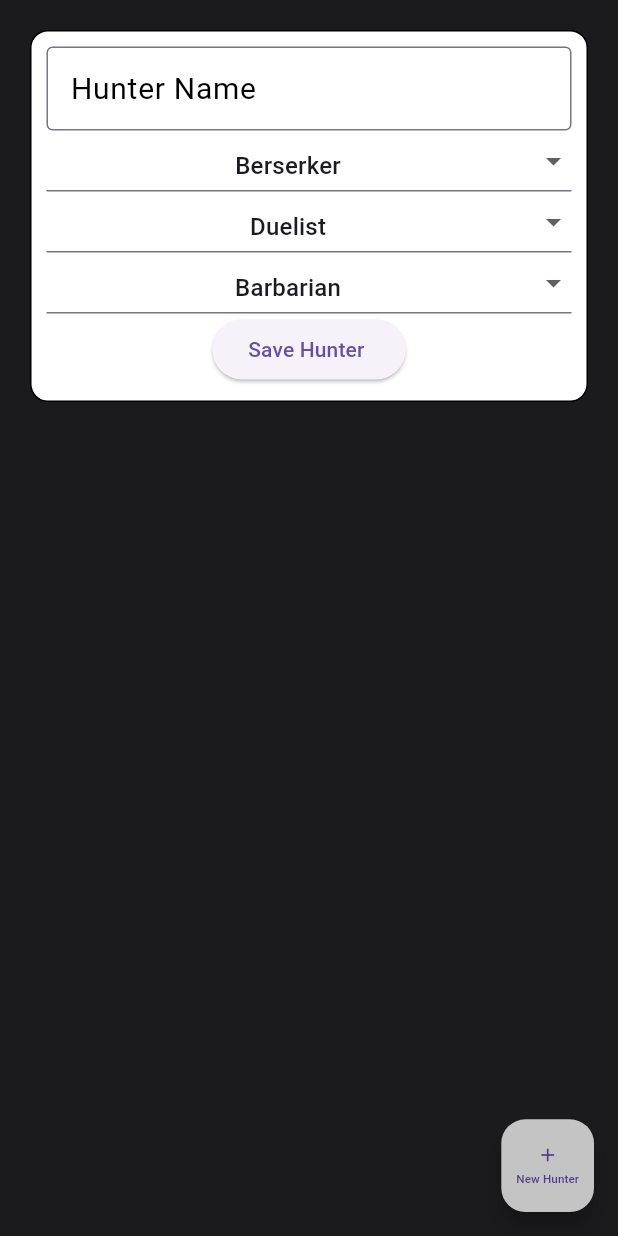
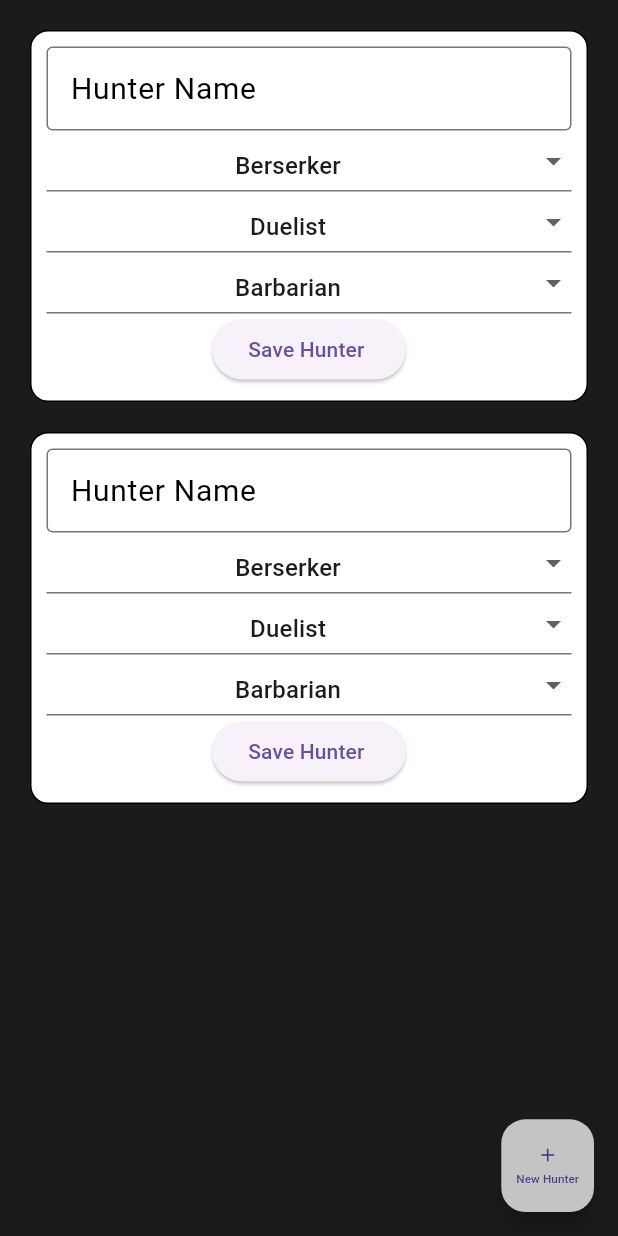
Before and after one commit to xKakima/evil-hunter-tycoon-utilities, a Flutter app: the HunterPage screen opened directly, after a tap on "New Hunter", on a phone screen of 412 x 824 dp. Run offline on Flutter 3.47's test engine with Material 3 defaults, Android fonts, the light colour scheme and no system bars; our stand-ins replace supabase_flutter; accounts and stored records are empty; network calls fail.

Commit message:
feat: Working save and load

```diff
--- a/lib/database/hunters_table.dart
+++ b/lib/database/hunters_table.dart
@@ -1,6 +1,7 @@
-import 'package:evil_hunter_tycoon_utilities/database/stats_table.dart';
+// import 'package:evil_hunter_tycoon_utilities/database/stats_table.dart';
 import 'package:evil_hunter_tycoon_utilities/hunter.dart';
 import 'package:evil_hunter_tycoon_utilities/main.dart';
+import 'package:evil_hunter_tycoon_utilities/utils.dart';
 import 'package:flutter/material.dart';
 import 'package:provider/provider.dart';
 import 'package:supabase_flutter/supabase_flutter.dart';
@@ -18,12 +19,12 @@ Future<PostgrestList> fetchHunters(BuildContext context) async {
       .select('*')
       .eq('user_id', {supabase.auth.currentUser?.id});
 
-  if (hunters.length > 0) {
-    for (var hunter in hunters) {
-      var stats = await fetchHunterStats(hunter['id']);
-      hunter['stats'] = stats;
-    }
-  }
+  // if (hunters.length > 0) {
+  //   for (var hunter in hunters) {
+  //     var stats = await fetchHunterStats(hunter['id']);
+  //     hunter['stats'] = stats;
+  //   }
+  // }
   print("fetchHunters: $hunters");
   return hunters;
 }
@@ -32,35 +33,61 @@ Future<void> upsertHunter(Hunter hunter, context) async {
   var ehtState = Provider.of<EHTState>(context, listen: false);
   print("Supabase current user: ${supabase.auth}");
   var userId = supabase.auth.currentUser?.id;
+  var baseClassId = ehtState.baseClasses?[hunter.baseClass];
+  var secondClassId = ehtState.secondClasses?[hunter.secondClass];
+  var thirdClassId = ehtState.thirdClasses?[hunter.thirdClass];
+
+  print("User ID: $userId");
+  print("Base Class ID: $baseClassId");
+  print("Second Class ID: $secondClassId");
+  print("third classes ${ehtState.thirdClasses}");
+  print("Third Class ID: $thirdClassId");
+
+  // Null Checkers
+  if (userId == null) {
+    ShowErrorDialog(context, "User not found",
+        "There is an error in creating or updating your hunter");
+    return;
+  }
+  if (hunter.name == "") {
+    ShowErrorDialog(context, "Hunter Name must not be empty",
+        "Please enter a name for your hunter");
+    return;
+  }
+  if (baseClassId == null || secondClassId == null || thirdClassId == null) {
+    ShowErrorDialog(context, "Class not found",
+        "There is an error in creating or updating your hunter");
+    return;
+  }
+
   try {
-    //TODO add Classes
     final response = await supabase.from('hunters').upsert(
-      {'user_id': '$userId', 'name': hunter.name, 'base_class': hunter.baseClass, 'second_class': hunter.secondClass, 'third_class': hunter.thirdClass, 'stats': hunter.stats},
+      {
+        'user_id': '$userId',
+        'name': hunter.name,
+        'base_class': baseClassId,
+        'second_class': secondClassId,
+        'third_class': thirdClassId,
+      },
       ignoreDuplicates: false,
     ).select("hunter_id");
     print("responseasdas: $response");
+
+    // List<dynamic> hunters = response['data'];
+    // for (var hunter in hunters) {
+    //   print("Hunter ID: ${hunter['id']}");
+    //   final statResponse = upsertStats(hunter['id'], hunter.stats);
+    //   print(statResponse);
+    // }
+
+    // print(response);
   } catch (e) {
     var errorMessage;
     if (e.toString().contains("unique constraint"))
       errorMessage = "Hunter name already exists";
     else
       errorMessage = e.toString();
-    showDialog(
-      context: context,
-      builder: (BuildContext context) {
-        return AlertDialog(
-          title: Text("Error"),
-          content: Text(errorMessage),
-        );
-      },
-    );
+    ShowErrorDialog(context,
+        "There is an error in creating or updating your hunter", errorMessage);
   }
-
-  // for (var hunter in response['data']) {
-  //   print("Hunter ID: ${hunter['id']}");
-  //   final statResponse = upsertStats(hunter['id'], hunter.stats);
-  //   print(statResponse);
-  // }
-
-  // print(response);
 }
--- a/lib/hunter.dart
+++ b/lib/hunter.dart
@@ -1,4 +1,5 @@
 import 'package:evil_hunter_tycoon_utilities/database/hunters_table.dart';
+import 'package:evil_hunter_tycoon_utilities/main.dart';
 import 'package:flutter/foundation.dart';
 import 'package:flutter/material.dart';
 import 'package:provider/provider.dart';
@@ -34,84 +35,95 @@ class Hunter {
   final String secondClass;
   final String thirdClass;
   HunterType hunterType = HunterType.dps;
-  Map<String, int> stats;
+  // late Map<String, int> stats;
 
   Hunter({
     required this.name,
     required this.baseClass,
     required this.secondClass,
     required this.thirdClass,
-    required this.stats,
+    // required this.stats,
   });
 
-  factory Hunter.fromJson(Map<String, dynamic> json) {
+  factory Hunter.fromJson(Map<String, dynamic> json, EHTState ehtState) {
     print("Parsing Hunter from Json: $json");
+
+    var baseClassKey = ehtState.baseClasses?.keys.firstWhere(
+        (k) => ehtState.baseClasses?[k] == json['base_class'],
+        orElse: () => '');
+    var secondClassKey = ehtState.secondClasses?.keys.firstWhere(
+        (k) => ehtState.secondClasses?[k] == json['second_class'],
+        orElse: () => '');
+    var thirdClassKey = ehtState.thirdClasses?.keys.firstWhere(
+        (k) => ehtState.thirdClasses?[k] == json['third_class'],
+        orElse: () => '');
+    print("Base Class Key: $baseClassKey");
+    print("Second Class Key: $secondClassKey");
+    print("Third Class Key: $thirdClassKey");
     return Hunter(
       name: json['name'],
-      baseClass: json['baseClass'],
-      secondClass: json['secondClass'],
-      thirdClass: json['thirdClass'],
-      stats: Map<String, int>.from(json['stats']),
+      baseClass: baseClassKey!,
+      secondClass: secondClassKey!,
+      thirdClass: thirdClassKey!,
+      // stats: Map<String, int>.from(json['stats']),
     );
+  }
+  @override
+  String toString() {
+    return 'Hunter: {name: $name, baseClass: $baseClass, secondClass: $secondClass, thirdClass: $thirdClass';
   }
 }
 
 class HunterState extends ChangeNotifier {
   late Hunter newHunter;
-
-  int hunterWidgetCount = 0;
-
-  var savedHunters = <Hunter>[];
-
-  void addHunterWidget() {
-    print("Adding Hunter Widget ${hunterWidgetCount}");
-    hunterWidgetCount++;
-    print("New value of hunterWidgetCount: ${hunterWidgetCount}");
-    notifyListeners();
-  }
+  var hunters = <Hunter>[];
 
   void createHunter() {
     var newHunter = Hunter(
-      name: "New Hunter",
-      baseClass: hunterBaseClass[0],
-      secondClass: hunterSecondClass[hunterBaseClass.isNotEmpty
-              ? hunterBaseClass[0]
-              : 'Berserker']?[0] ??
-          'Duelist',
-      thirdClass: hunterThirdClass[hunterBaseClass.isNotEmpty
-              ? hunterBaseClass[0]
-              : 'Berserker']?[0] ??
-          'Swordsaint',
-      stats: {
-        "HP": 0,
-        "Attack": 0,
-        "Defense": 0,
-        "CritChance": 0,
-        "AttackSpeed": 0,
-        "Evasion": 0,
-      },
+      name: "",
+      baseClass: hunterBaseClass.isNotEmpty ? hunterBaseClass[0] : 'Beserker',
+      secondClass: hunterBaseClass.isNotEmpty &&
+              hunterSecondClass.containsKey(hunterBaseClass[0]) &&
+              hunterSecondClass[hunterBaseClass[0]]!.isNotEmpty
+          ? hunterSecondClass[hunterBaseClass[0]]![0]
+          : 'Duelist',
+      thirdClass: hunterBaseClass.isNotEmpty &&
+              hunterThirdClass.containsKey(hunterBaseClass[0]) &&
+              hunterThirdClass[hunterBaseClass[0]]!.isNotEmpty
+          ? hunterThirdClass[hunterBaseClass[0]]![0]
+          : 'Swordsaint',
+      // stats: {
+      //   "HP": 0,
+      //   "Attack": 0,
+      //   "Defense": 0,
+      //   "CritChance": 0,
+      //   "AttackSpeed": 0,
+      //   "Evasion": 0,
+      // },
     );
 
-    savedHunters.add(newHunter);
-    print("SavedHunters: $savedHunters");
+    hunters.add(newHunter);
+    print("hunters: $hunters");
     notifyListeners();
+    print("Length of hunters: ${hunters.length}");
     if (kDebugMode) {
       print("Created Hunter");
     }
   }
 
-  void saveHuntersFromDatabase(hunters) {
-    print("hunters from db ${hunters}");
-    savedHunters = hunters;
+  void saveHuntersFromDatabase(_hunters) {
+    print("hunters from db ${_hunters}");
+    hunters = _hunters;
+    print("Length of hunters: ${hunters.length}");
     notifyListeners();
     if (kDebugMode) {
       print("Saved Hunter");
     }
   }
 
-  void saveHunter(hunter, context) {
-    // savedHunters.add(hunter);
-    upsertHunter(hunter, context);
+  void saveHunter(_hunter, index, context) {
+    hunters[index] = _hunter;
+    upsertHunter(_hunter, context);
     notifyListeners();
   }
 }
@@ -128,6 +140,25 @@ class HunterItemState with ChangeNotifier {
     secondClassDropDownValue = hunterSecondClass[baseClassDropDownValue]![0];
     thirdClassDropDownValue = hunterThirdClass[baseClassDropDownValue]![0];
     notifyListeners();
+  }
+
+  void updateItemStateValues(index, BuildContext context) {
+    print("Index: $index");
+    var hunterState = context.watch<HunterState>();
+    print("Hunters Length: ${hunterState.hunters.length}");
+    if (index < hunterState.hunters.length) {
+      print("Updating Item State Values");
+      name = hunterState.hunters[index].name;
+      baseClassDropDownValue = hunterState.hunters[index].baseClass;
+      secondClassDropDownValue = hunterState.hunters[index].secondClass;
+      thirdClassDropDownValue = hunterState.hunters[index].thirdClass;
+
+      print("🟢 Name: $name");
+      print("🔵 Base Class: $baseClassDropDownValue");
+      print("🟡 Second Class: $secondClassDropDownValue");
+      print("🔴 Third Class: $thirdClassDropDownValue");
+      notifyListeners();
+    }
   }
 
   // Add other methods to update secondClassDropDownValue and thirdClassDropDownValue...
@@ -154,14 +185,23 @@ class HunterBuilderState extends State<HunterBuilder> {
           crossAxisSpacing: 20, // Horizontal spacing between grid items
           mainAxisSpacing: 20, // Vertical spacing between grid items
         ),
-        itemCount: hunterState.hunterWidgetCount,
+        itemCount: hunterState.hunters.length,
         itemBuilder: (context, index) {
           return ChangeNotifierProvider(
             create: (context) => HunterItemState(),
             child: Consumer<HunterItemState>(
               builder: (context, hunterItemState, child) {
+                print("!!!!Updating Item State Values");
+                hunterItemState.updateItemStateValues(index, context);
+                print("~~~Updated Item State Values");
+                print(
+                    "hunterItemState.secondClassDropDownValue, ${hunterItemState.secondClassDropDownValue}");
+                print(
+                    "hunterItemState.thirdClassDropDownValue, ${hunterItemState.thirdClassDropDownValue}");
                 final inputFieldController = TextEditingController(
-                    text: hunterItemState.name);
+                    text: index < hunterState.hunters.length
+                        ? hunterState.hunters[index].name
+                        : '');
                 return Container(
                   decoration: BoxDecoration(
                     border: Border.all(color: Colors.black),
@@ -203,7 +243,7 @@ class HunterBuilderState extends State<HunterBuilder> {
                         isExpanded: true,
                         value: hunterItemState.secondClassDropDownValue,
                         onChanged: (newValue) {
-                          // hunterItemState.updateSecondClass(newValue.toString());
+                          hunterItemState.secondClassDropDownValue = newValue!;
                         },
                         items: hunterSecondClass[
                                 hunterItemState.baseClassDropDownValue]!
@@ -219,7 +259,7 @@ class HunterBuilderState extends State<HunterBuilder> {
                         isExpanded: true,
                         value: hunterItemState.thirdClassDropDownValue,
                         onChanged: (newValue) {
-                          // hunterItemState.updateThirdClass(newValue.toString());
+                          hunterItemState.thirdClassDropDownValue = newValue!;
                         },
                         items: hunterThirdClass[
                                 hunterItemState.baseClassDropDownValue]!
@@ -234,23 +274,24 @@ class HunterBuilderState extends State<HunterBuilder> {
                       ElevatedButton(
                           onPressed: () {
                             var currentWidgetHunter = new Hunter(
-                                name: inputFieldController.text,
-                                baseClass:
-                                    hunterItemState.baseClassDropDownValue,
-                                secondClass:
-                                    hunterItemState.secondClassDropDownValue,
-                                thirdClass:
-                                    hunterItemState.thirdClassDropDownValue,
-                                stats: {
-                                  "HP": 0,
-                                  "Attack": 0,
-                                  "Defense": 0,
-                                  "CritChance": 0,
-                                  "AttackSpeed": 0,
-                                  "Evasion": 0,
-                                });
+                              name: inputFieldController.text,
+                              baseClass: hunterItemState.baseClassDropDownValue,
+                              secondClass:
+                                  hunterItemState.secondClassDropDownValue,
+                              thirdClass:
+                                  hunterItemState.thirdClassDropDownValue,
+                              // stats: {
+                              //   "HP": 0,
+                              //   "Attack": 0,
+                              //   "Defense": 0,
+                              //   "CritChance": 0,
+                              //   "AttackSpeed": 0,
+                              //   "Evasion": 0,
+                              // }
+                            );
+                            print("Current Hunter: $currentWidgetHunter");
                             hunterState.saveHunter(
-                                currentWidgetHunter, context);
+                                currentWidgetHunter, index, context);
                             if (kDebugMode) {
                               print('Save Hunter');
                               print("Current Index: $index");
@@ -343,9 +384,10 @@ class _HunterPageState extends State<HunterPage> {
       if (response.isEmpty) {
         Future.microtask(() => hunterState.createHunter());
       } else {
-        response.forEach((hunter) => hunters.add(Hunter.fromJson(hunter)));
+        response.forEach((hunter) =>
+            hunters.add(Hunter.fromJson(hunter, context.read<EHTState>())));
         hunterState.saveHuntersFromDatabase(hunters);
-        print(hunterState.savedHunters);
+        print(hunterState.hunters);
       }
 
       _fetchedHunters = true;
@@ -383,7 +425,7 @@ class _HunterPageState extends State<HunterPage> {
                   if (kDebugMode) {
                     print("Creating Hunter");
                   }
-                  hunterState.addHunterWidget();
+                  hunterState.createHunter();
                 },
                 child: const Padding(
                   padding: EdgeInsets.all(10.0),
```
Also changed, not shown: lib/utils.dart (added, +13 -0 lines), pubspec.lock, 1 other file.
